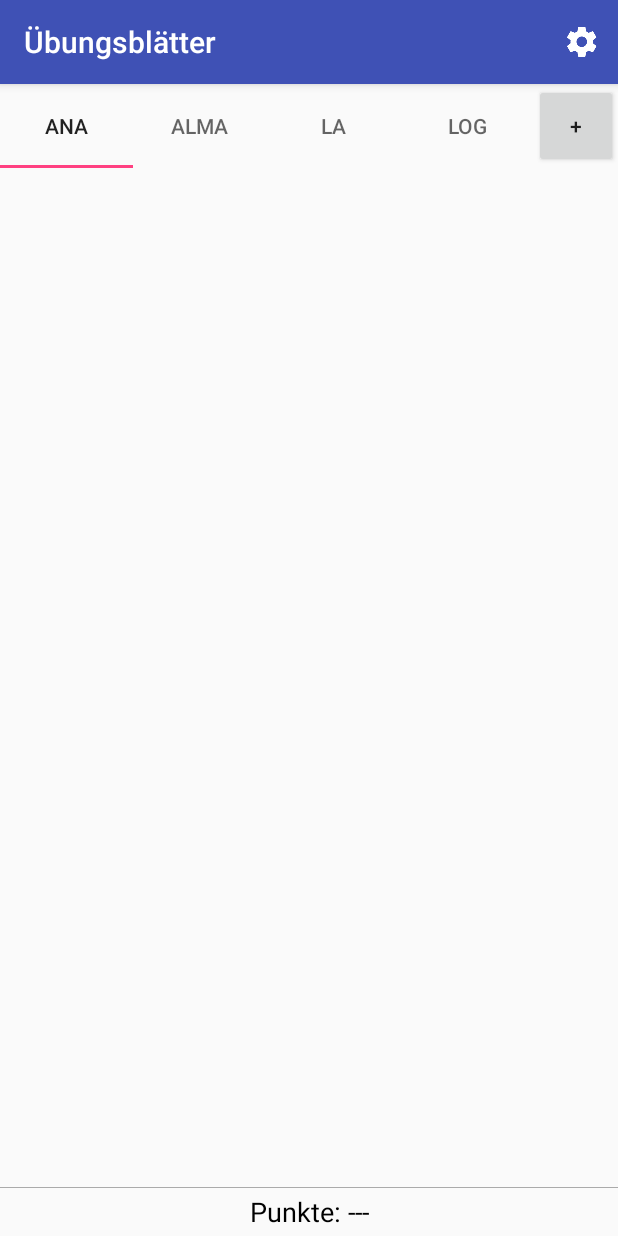
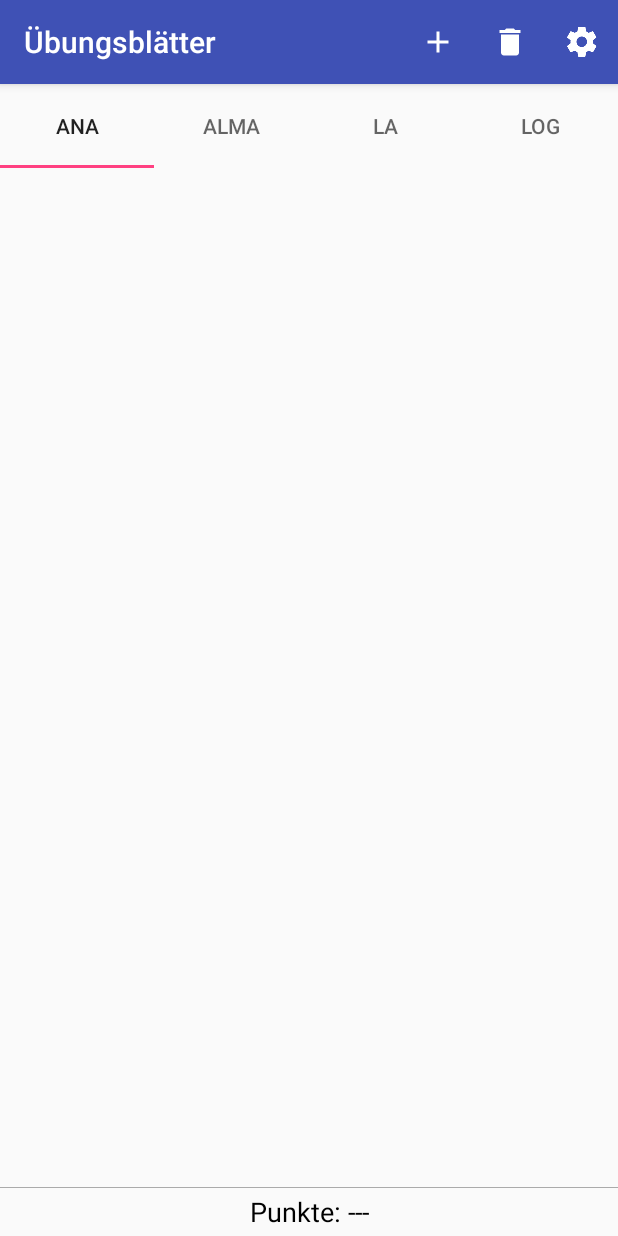
Before and after one commit to BurningKarl/Uebungsblaetter, an Android app: the screen it shows after launch (MainActivity), on a phone screen of 412 x 824 dp. Run offline under Robolectric (Android 15) with nearby library versions, the phone set to English and light mode, and no system bars.

Commit message:
Added deletion of tabs
Signed-off-by: karwel <karl.welzel@gmail.com>

```diff
--- a/app/build.gradle
+++ b/app/build.gradle
@@ -7,8 +7,8 @@ android {
         applicationId "com.karlwelzel.uebungsblaetter"
         minSdkVersion 23
         targetSdkVersion 26
-        versionCode 14
-        versionName "1.2.11"
+        versionCode 15
+        versionName "1.2.12"
         testInstrumentationRunner "android.support.test.runner.AndroidJUnitRunner"
     }
     buildTypes {
--- a/app/src/main/res/layout/activity_main.xml
+++ b/app/src/main/res/layout/activity_main.xml
@@ -1,6 +1,5 @@
 <?xml version="1.0" encoding="utf-8"?>
 <LinearLayout xmlns:android="http://schemas.android.com/apk/res/android"
-    xmlns:app="http://schemas.android.com/apk/res-auto"
     xmlns:tools="http://schemas.android.com/tools"
     android:layout_width="match_parent"
     android:layout_height="match_parent"
@@ -13,23 +12,10 @@
 
         <android.support.design.widget.TabLayout
             android:id="@+id/navigation_bar"
-            android:layout_width="0dp"
-            android:layout_height="match_parent"
-            app:layout_constraintBottom_toBottomOf="parent"
-            app:layout_constraintEnd_toStartOf="@id/add_button"
-            app:layout_constraintStart_toStartOf="parent"
-            app:layout_constraintTop_toTopOf="parent">
+            android:layout_width="match_parent"
+            android:layout_height="match_parent">
 
         </android.support.design.widget.TabLayout>
-
-        <!-- TODO: Adding more subjects / DownloadManagers -->
-        <Button
-            android:id="@+id/add_button"
-            android:layout_width="?android:attr/actionBarSize"
-            android:layout_height="match_parent"
-            android:layout_weight="1"
-            android:text="@string/add_subject_symbol"
-            app:layout_constraintEnd_toEndOf="parent" />
 
     </android.support.constraint.ConstraintLayout>
 
--- a/app/src/main/res/menu/menu_main.xml
+++ b/app/src/main/res/menu/menu_main.xml
@@ -2,6 +2,16 @@
 <menu xmlns:app="http://schemas.android.com/apk/res-auto"
     xmlns:android="http://schemas.android.com/apk/res/android">
 
+    <item
+        android:id="@+id/add_item"
+        android:icon="@drawable/ic_add_white_24dp"
+        android:title="@string/add_website"
+        app:showAsAction="ifRoom" />
+    <item
+        android:id="@+id/delete_item"
+        android:icon="@drawable/ic_delete_white_24dp"
+        android:title="@string/delete_website"
+        app:showAsAction="ifRoom" />
     <item
         android:id="@+id/settings_item"
         android:icon="@drawable/ic_settings_white_24dp"
--- a/app/src/main/res/values/strings.xml
+++ b/app/src/main/res/values/strings.xml
@@ -16,8 +16,6 @@
 
     <string name="points_view_prefix">Punkte: </string>
 
-    <string name="add_subject_symbol">+</string>
-
     <string name="download_message_index_file">Herunterladen der Übersicht</string>
     <string name="download_message">%s wird heruntergeladen</string>
 
@@ -28,4 +26,10 @@
     <string name="documents_inaccessible">Einige Dokumente sind gesperrt</string>
     <string name="documents_unauthorized">Einige Dokumente sind mit einem Passwort geschützt</string>
 
+    <string name="add_website">Webseite hinzufügen</string>
+    <string name="delete_website">Webseite löschen</string>
+    <string name="delete_website_are_you_sure">Willst du diese Webseite wirklich löschen?</string>
+
+    <string name="unable_to_delete_last_tab">Die letzte Webseite kann nicht gelöscht werden.</string>
+
 </resources>
```
Also changed, not shown: app/src/main/java/com/karlwelzel/uebungsblaetter/DownloadDocumentsAdapter.java (+8 -0 lines), app/src/main/java/com/karlwelzel/uebungsblaetter/MainActivity.java (+87 -36 lines), app/src/main/res/drawable-hdpi/ic_add_white_24dp.png (added), app/src/main/res/drawable-hdpi/ic_delete_white_24dp.png (added), app/src/main/res/drawable-mdpi/ic_add_white_24dp.png (added), app/src/main/res/drawable-mdpi/ic_delete_white_24dp.png (added), app/src/main/res/drawable-xhdpi/ic_add_white_24dp.png (added), app/src/main/res/drawable-xhdpi/ic_delete_white_24dp.png (added), app/src/main/res/drawable-xxhdpi/ic_add_white_24dp.png (added), app/src/main/res/drawable-xxhdpi/ic_delete_white_24dp.png (added), app/src/main/res/drawable-xxxhdpi/ic_add_white_24dp.png (added), app/src/main/res/drawable-xxxhdpi/ic_delete_white_24dp.png (added).
